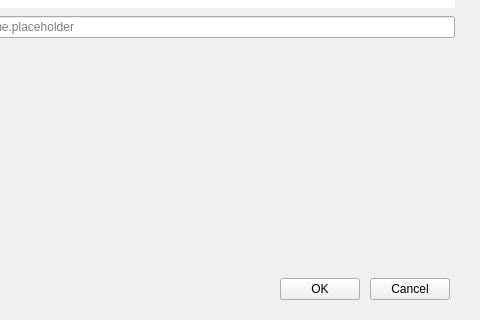
Before: the Qt Designer form src/prism-live-studio/PRISMLiveStudio/prism-ui/PLSPlatformApi/facebook/PLSLiveInfoFacebook.ui in naver/prism-live-studio, drawn with Qt 5; both pictures show x 287 to 767 and y 249 to 569 of the 767 by 569 pixel window.
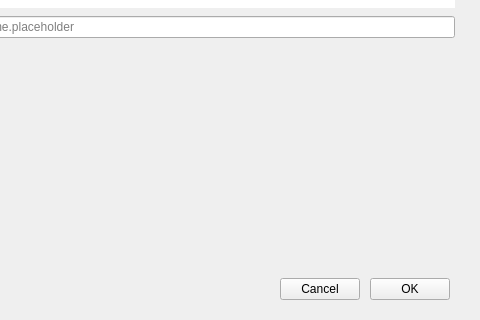
After: the same form once the commit is applied. Custom widgets are drawn as their Qt base class.

```diff
--- a/src/prism-live-studio/PRISMLiveStudio/prism-ui/PLSPlatformApi/facebook/PLSLiveInfoFacebook.ui
+++ b/src/prism-live-studio/PRISMLiveStudio/prism-ui/PLSPlatformApi/facebook/PLSLiveInfoFacebook.ui
@@ -896,19 +896,6 @@
        </property>
       </spacer>
      </item>
-     <item>
-      <widget class="QPushButton" name="okButton">
-       <property name="focusPolicy">
-        <enum>Qt::NoFocus</enum>
-       </property>
-       <property name="text">
-        <string>OK</string>
-       </property>
-       <property name="useFor" stdset="0">
-        <string notr="true">Ok</string>
-       </property>
-      </widget>
-     </item>
      <item>
       <widget class="QPushButton" name="cancelButton">
        <property name="focusPolicy">
@@ -922,6 +909,19 @@
        </property>
       </widget>
      </item>
+     <item>
+      <widget class="QPushButton" name="okButton">
+       <property name="focusPolicy">
+        <enum>Qt::NoFocus</enum>
+       </property>
+       <property name="text">
+        <string>OK</string>
+       </property>
+       <property name="useFor" stdset="0">
+        <string notr="true">Ok</string>
+       </property>
+      </widget>
+     </item>
     </layout>
    </item>
    <item>
```
Left out of the diff: 4 changed lines with no effect on the pictures.
